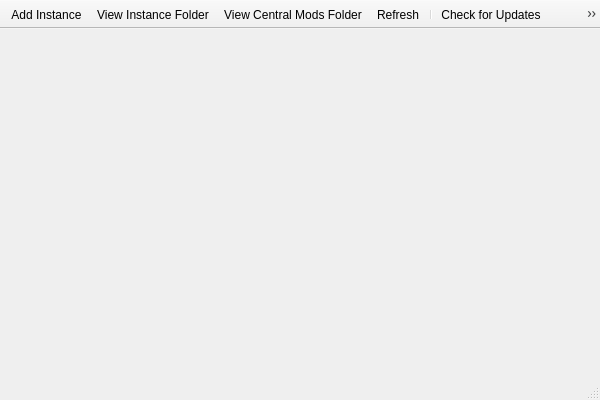
Above: gui/mainwindow.ui from FreesmTeam/FreesmLauncher before the change. Below: the same form after it.
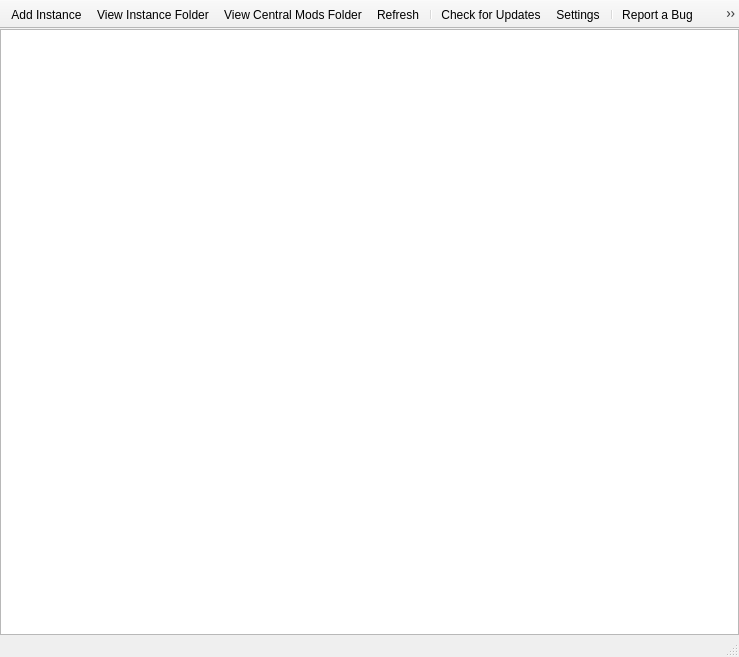
That is the form after the change. Icons and pictures are not drawn.

Commit message: Instance model (or at least something like it)

The edit to the form file:
```diff
--- a/gui/mainwindow.ui
+++ b/gui/mainwindow.ui
@@ -6,14 +6,38 @@
    <rect>
     <x>0</x>
     <y>0</y>
-    <width>600</width>
-    <height>400</height>
+    <width>739</width>
+    <height>657</height>
    </rect>
   </property>
   <property name="windowTitle">
    <string>MultiMC 5</string>
   </property>
-  <widget class="QWidget" name="centralWidget"/>
+  <widget class="QWidget" name="centralWidget">
+   <layout class="QHBoxLayout" name="horizontalLayout">
+    <property name="spacing">
+     <number>0</number>
+    </property>
+    <property name="sizeConstraint">
+     <enum>QLayout::SetDefaultConstraint</enum>
+    </property>
+    <property name="leftMargin">
+     <number>0</number>
+    </property>
+    <property name="topMargin">
+     <number>0</number>
+    </property>
+    <property name="rightMargin">
+     <number>0</number>
+    </property>
+    <property name="bottomMargin">
+     <number>0</number>
+    </property>
+    <item>
+     <widget class="QTreeView" name="instanceView"/>
+    </item>
+   </layout>
+  </widget>
   <widget class="QToolBar" name="mainToolBar">
    <property name="movable">
     <bool>false</bool>
```
The commit also changes 11 other files.
